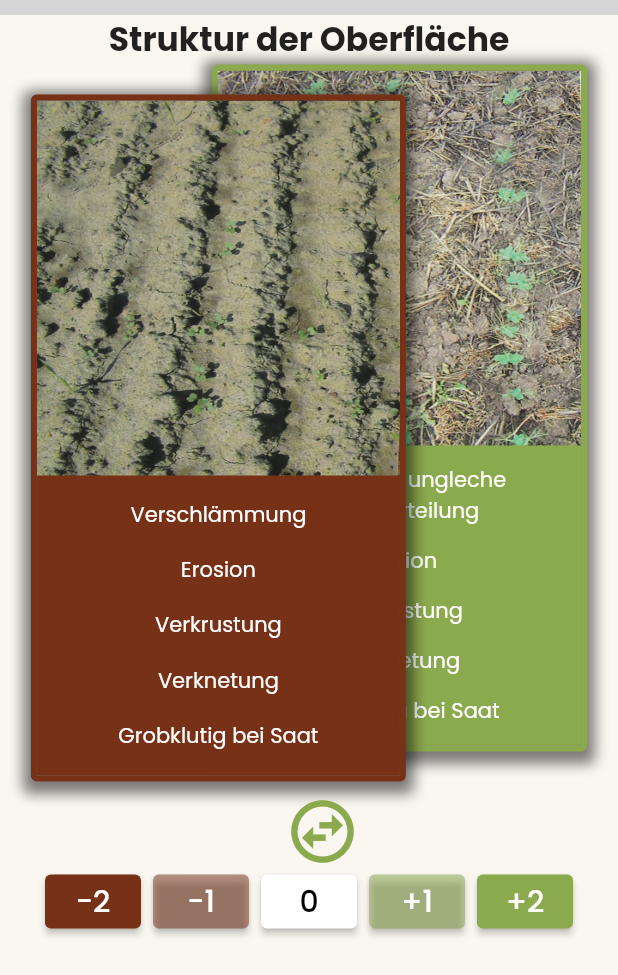
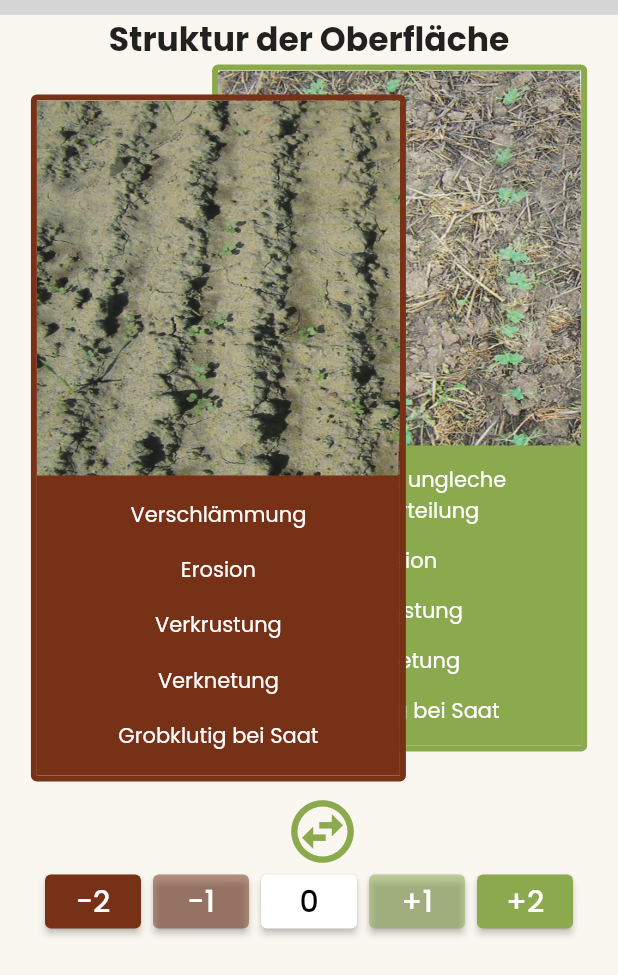
Before and after one commit to patrickfelschen/bodenanalyse, a Flutter app: the AnalysisStartScreen screen opened by its route, on a phone screen of 412 x 824 dp. Shown: the top 975 px of the screen. Run offline on Flutter 3.47's test engine with Material 2 defaults, Android fonts, the phone set to English and light mode, and no system bars; our stand-ins replace google_maps_flutter, shared_preferences; missing offline and left inert: easy_search, progress_stepper; accounts and stored records are empty; generated files the repository leaves out were written again; grey boxes are pictures that could not be loaded.

Commit message:
Analysis Steps 3-6 images

```diff
--- a/lib/src/screens/analysis_start_screen.dart
+++ b/lib/src/screens/analysis_start_screen.dart
@@ -86,7 +86,7 @@ class _AnalysisStartScreenState extends State<AnalysisStartScreen> {
 
   final List<Widget> _stackChildrenStep3 = <Widget>[
     AnalysisCard(
-      analysisImage: const AssetImage("assets/images/step2_good_example.png"),
+      analysisImage: const AssetImage("assets/images/step3_good_example.png"),
       badExample: false,
       text1: 'RW-Lösung an Oberfläche',
       text2: 'Viele Regenwurmgänge',
@@ -95,7 +95,7 @@ class _AnalysisStartScreenState extends State<AnalysisStartScreen> {
       text5: '',
     ),
     AnalysisCard(
-      analysisImage: AssetImage("assets/images/step2_bad_example.png"),
+      analysisImage: AssetImage("assets/images/step3_bad_example.png"),
       badExample: true,
       text1: 'Keine offenen Poren auf der Oberfläche',
       text2: 'In Krume wenig vertikale RW-Gänge',
@@ -107,7 +107,7 @@ class _AnalysisStartScreenState extends State<AnalysisStartScreen> {
 
   final List<Widget> _stackChildrenStep4 = <Widget>[
     AnalysisCard(
-      analysisImage: const AssetImage("assets/images/step2_good_example.png"),
+      analysisImage: const AssetImage("assets/images/step4_good_example.png"),
       badExample: false,
       text1: 'Porös, locker',
       text2: 'Fein aggregiert',
@@ -116,7 +116,7 @@ class _AnalysisStartScreenState extends State<AnalysisStartScreen> {
       text5: '',
     ),
     AnalysisCard(
-      analysisImage: AssetImage("assets/images/step2_bad_example.png"),
+      analysisImage: AssetImage("assets/images/step4_bad_example.png"),
       badExample: true,
       text1: 'Stark verfestigt, scharfkantig',
       text2: 'Wurzelfilz an Aggregatoberfläche',
@@ -128,7 +128,7 @@ class _AnalysisStartScreenState extends State<AnalysisStartScreen> {
 
   final List<Widget> _stackChildrenStep5 = <Widget>[
     AnalysisCard(
-      analysisImage: const AssetImage("assets/images/step2_good_example.png"),
+      analysisImage: const AssetImage("assets/images/step5_good_example.jpg"),
       badExample: false,
       text1: 'Nach Saat gleichmäßig an Oberfläche verteilt',
       text2: 'Gleichmäßig in Krume eingearbeitet',
@@ -137,7 +137,7 @@ class _AnalysisStartScreenState extends State<AnalysisStartScreen> {
       text5: '',
     ),
     AnalysisCard(
-      analysisImage: AssetImage("assets/images/step2_bad_example.png"),
+      analysisImage: AssetImage("assets/images/step5_bad_example.png"),
       badExample: true,
       text1: 'Nach Saat ungleiche Strohverteilung',
       text2: 'Reststoffe konzentriert an Oberfläche',
@@ -149,7 +149,7 @@ class _AnalysisStartScreenState extends State<AnalysisStartScreen> {
 
   final List<Widget> _stackChildrenStep6 = <Widget>[
     AnalysisCard(
-      analysisImage: const AssetImage("assets/images/step2_good_example.png"),
+      analysisImage: const AssetImage("assets/images/step6_good_example.png"),
       badExample: false,
       text1: 'Angenehmer, erdiger Geruch',
       text2: 'Gleichmäßige Farbe',
@@ -158,7 +158,7 @@ class _AnalysisStartScreenState extends State<AnalysisStartScreen> {
       text5: '',
     ),
     AnalysisCard(
-      analysisImage: AssetImage("assets/images/step2_bad_example.png"),
+      analysisImage: AssetImage("assets/images/step6_bad_example.png"),
       badExample: true,
       text1: 'Übler, fauliger Geruch',
       text2: 'Blau/grau gefärbte Bereiche',
--- a/lib/src/widgets/analysis_card_widget.dart
+++ b/lib/src/widgets/analysis_card_widget.dart
@@ -45,14 +45,7 @@ class AnalysisCard extends StatelessWidget {
           decoration: BoxDecoration(
               border: Border.all(width: 4, color: cardColor),
               borderRadius: BorderRadius.all(Radius.circular(4)),
-              boxShadow: [
-                BoxShadow(
-                  color: Colors.black.withOpacity(0.5),
-                  spreadRadius: 5,
-                  blurRadius: 7,
-                  offset: Offset(0, 3)
-                )
-              ]
+
           ),
           child: Column(
             mainAxisSize: MainAxisSize.min,
```
Also changed, not shown: pubspec.yaml (+8 -0 lines), assets/images/step3_bad_example.png (added), assets/images/step3_good_example.png (added), assets/images/step4_bad_example.png (added), assets/images/step4_good_example.png (added), assets/images/step5_bad_example.png (added), assets/images/step5_good_example.jpg (added), assets/images/step6_bad_example.png (added), assets/images/step6_good_example.png (added).
